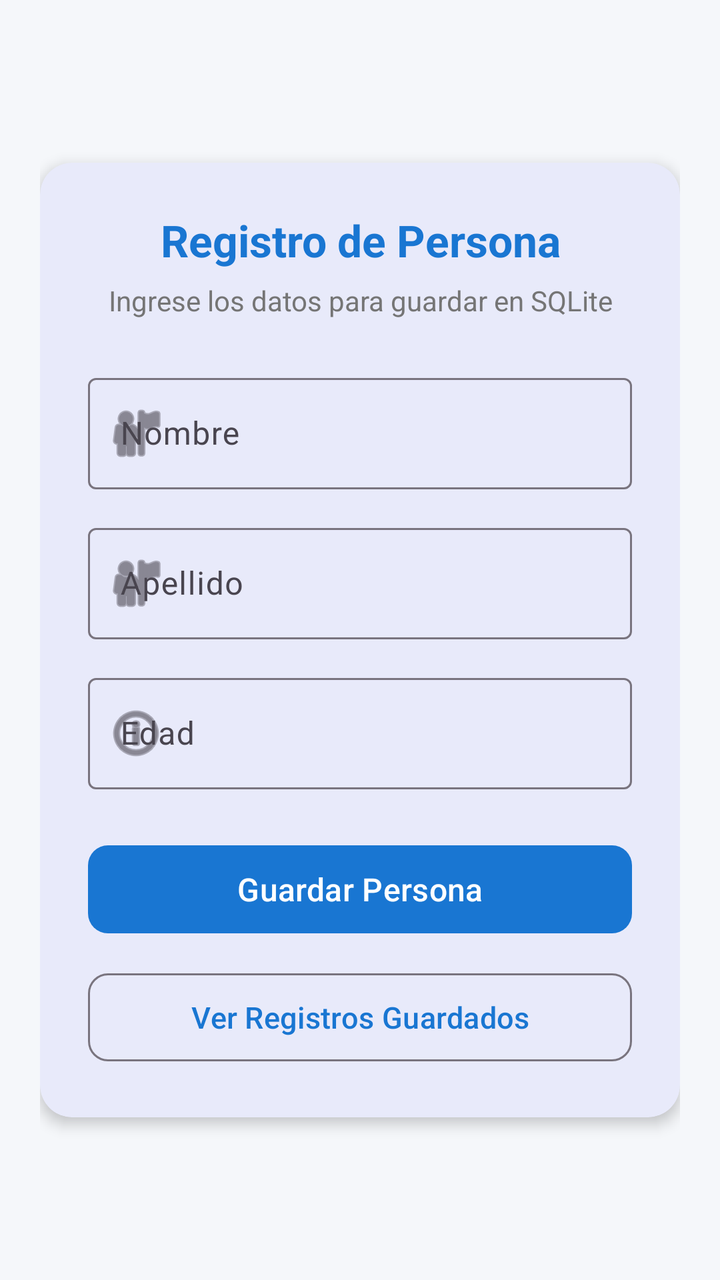
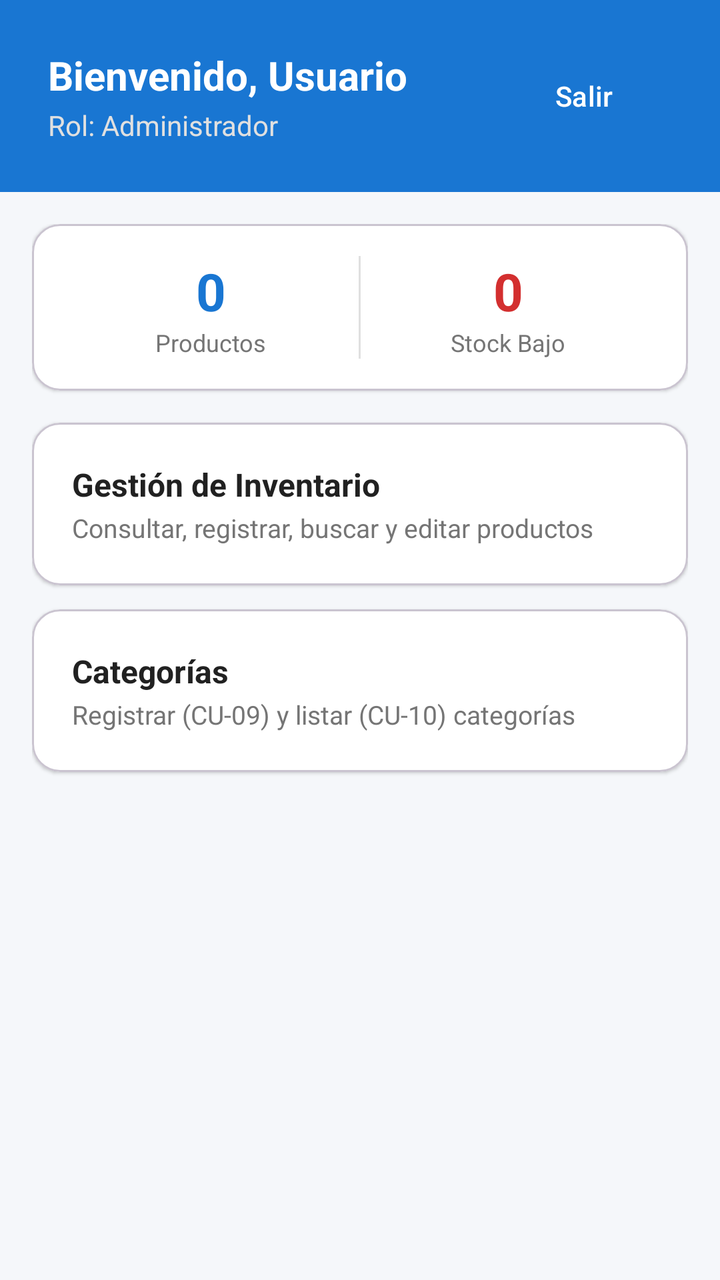

Compare the two renders of this Android layout. The source of the first and the diff that turns it into the second are given below.
<!-- AndroidManifest.xml: application theme Theme.SQLite -->
<!-- res/layout/activity_main.xml -->
<?xml version="1.0" encoding="utf-8"?>
<ScrollView xmlns:android="http://schemas.android.com/apk/res/android"
    xmlns:app="http://schemas.android.com/apk/res-auto"
    android:layout_width="match_parent"
    android:layout_height="match_parent"
    android:background="@color/bg_light"
    android:fillViewport="true">

    <LinearLayout
        android:layout_width="match_parent"
        android:layout_height="wrap_content"
        android:gravity="center"
        android:orientation="vertical"
        android:padding="20dp">

        <com.google.android.material.card.MaterialCardView
            android:layout_width="match_parent"
            android:layout_height="wrap_content"
            app:cardCornerRadius="16dp"
            app:cardElevation="4dp"
            app:strokeWidth="0dp">

            <LinearLayout
                android:layout_width="match_parent"
                android:layout_height="wrap_content"
                android:orientation="vertical"
                android:padding="24dp">

                <TextView
                    android:layout_width="match_parent"
                    android:layout_height="wrap_content"
                    android:text="Registro de Persona"
                    android:textColor="@color/primary"
                    android:textSize="22sp"
                    android:textStyle="bold"
                    android:gravity="center"
                    android:layout_marginBottom="6dp" />

                <TextView
                    android:layout_width="match_parent"
                    android:layout_height="wrap_content"
                    android:text="Ingrese los datos para guardar en SQLite"
                    android:textColor="@color/text_secondary"
                    android:textSize="14sp"
                    android:gravity="center"
                    android:layout_marginBottom="24dp" />

                <com.google.android.material.textfield.TextInputLayout
                    style="@style/Widget.Material3.TextInputLayout.OutlinedBox"
                    android:layout_width="match_parent"
                    android:layout_height="wrap_content"
                    android:layout_marginBottom="14dp"
                    android:hint="Nombre"
                    app:startIconDrawable="@android:drawable/ic_menu_myplaces">

                    <com.google.android.material.textfield.TextInputEditText
                        android:id="@+id/txtNombre"
                        android:layout_width="match_parent"
                        android:layout_height="wrap_content"
                        android:inputType="textPersonName" />
                </com.google.android.material.textfield.TextInputLayout>

                <com.google.android.material.textfield.TextInputLayout
                    style="@style/Widget.Material3.TextInputLayout.OutlinedBox"
                    android:layout_width="match_parent"
                    android:layout_height="wrap_content"
                    android:layout_marginBottom="14dp"
                    android:hint="Apellido"
                    app:startIconDrawable="@android:drawable/ic_menu_myplaces">

                    <com.google.android.material.textfield.TextInputEditText
                        android:id="@+id/txtApellido"
                        android:layout_width="match_parent"
                        android:layout_height="wrap_content"
                        android:inputType="textPersonName" />
                </com.google.android.material.textfield.TextInputLayout>

                <com.google.android.material.textfield.TextInputLayout
                    style="@style/Widget.Material3.TextInputLayout.OutlinedBox"
                    android:layout_width="match_parent"
                    android:layout_height="wrap_content"
                    android:layout_marginBottom="24dp"
                    android:hint="Edad"
                    app:startIconDrawable="@android:drawable/ic_menu_info_details">

                    <com.google.android.material.textfield.TextInputEditText
                        android:id="@+id/txtEdad"
                        android:layout_width="match_parent"
                        android:layout_height="wrap_content"
                        android:inputType="number" />
                </com.google.android.material.textfield.TextInputLayout>

                <com.google.android.material.button.MaterialButton
                    android:id="@+id/btnGuardar"
                    android:layout_width="match_parent"
                    android:layout_height="52dp"
                    android:text="Guardar Persona"
                    android:textSize="16sp"
                    app:cornerRadius="10dp" />

                <com.google.android.material.button.MaterialButton
                    android:id="@+id/btnVer"
                    style="@style/Widget.Material3.Button.OutlinedButton"
                    android:layout_width="match_parent"
                    android:layout_height="52dp"
                    android:layout_marginTop="12dp"
                    android:text="Ver Registros Guardados"
                    android:textSize="15sp"
                    app:cornerRadius="10dp" />

            </LinearLayout>

        </com.google.android.material.card.MaterialCardView>

    </LinearLayout>

</ScrollView>
<!-- resources referenced by this layout -->
<resources>
  <color name="bg_light">#F5F7FA</color>
  <color name="primary">#1976D2</color>
  <color name="text_secondary">#757575</color>
  <style name="Theme.SQLite" parent="Base.Theme.SQLite" />
  <style name="Base.Theme.SQLite" parent="Theme.Material3.DayNight.NoActionBar">
          <item name="colorPrimary">@color/primary</item>
          <item name="colorSecondary">@color/accent</item>
          <item name="android:statusBarColor">@color/primary_dark</item>
          <item name="android:windowBackground">@color/bg_light</item>
      </style>
  <color name="accent">#0288D1</color>
  <color name="primary_dark">#1565C0</color>
</resources>

<!-- the commit's change to res/layout/activity_main.xml (unified diff, before → after) -->
@@ -1,117 +1,231 @@
 <?xml version="1.0" encoding="utf-8"?>
-<ScrollView xmlns:android="http://schemas.android.com/apk/res/android"
+<LinearLayout xmlns:android="http://schemas.android.com/apk/res/android"
     xmlns:app="http://schemas.android.com/apk/res-auto"
     android:layout_width="match_parent"
     android:layout_height="match_parent"
     android:background="@color/bg_light"
-    android:fillViewport="true">
-
+    android:orientation="vertical">
+
+    
     <LinearLayout
         android:layout_width="match_parent"
         android:layout_height="wrap_content"
-        android:gravity="center"
+        android:background="@color/primary"
         android:orientation="vertical"
-        android:padding="20dp">
-
-        <com.google.android.material.card.MaterialCardView
+        android:padding="24dp">
+
+        <LinearLayout
             android:layout_width="match_parent"
             android:layout_height="wrap_content"
-            app:cardCornerRadius="16dp"
-            app:cardElevation="4dp"
-            app:strokeWidth="0dp">
+            android:gravity="center_vertical"
+            android:orientation="horizontal">
 
             <LinearLayout
+                android:layout_width="0dp"
+                android:layout_height="wrap_content"
+                android:layout_weight="1"
+                android:orientation="vertical">
+
+                <TextView
+                    android:id="@+id/tvUsuarioNombre"
+                    android:layout_width="wrap_content"
+                    android:layout_height="wrap_content"
+                    android:text="Bienvenido, Usuario"
+                    android:textColor="@color/white"
+                    android:textSize="20sp"
+                    android:textStyle="bold" />
+
+                <TextView
+                    android:id="@+id/tvUsuarioRol"
+                    android:layout_width="wrap_content"
+                    android:layout_height="wrap_content"
+                    android:layout_marginTop="2dp"
+                    android:text="Rol: Administrador"
+                    android:textColor="#E0E0E0"
+                    android:textSize="14sp" />
+            </LinearLayout>
+
+            <com.google.android.material.button.MaterialButton
+                android:id="@+id/btnCerrarSesion"
+                style="@style/Widget.Material3.Button.TextButton"
+                android:layout_width="wrap_content"
+                android:layout_height="wrap_content"
+                android:text="Salir"
+                android:textColor="@color/white" />
+        </LinearLayout>
+    </LinearLayout>
+
+    <ScrollView
+        android:layout_width="match_parent"
+        android:layout_height="match_parent"
+        android:padding="16dp">
+
+        <LinearLayout
+            android:layout_width="match_parent"
+            android:layout_height="wrap_content"
+            android:orientation="vertical">
+
+            
+            <com.google.android.material.card.MaterialCardView
                 android:layout_width="match_parent"
                 android:layout_height="wrap_content"
-                android:orientation="vertical"
-                android:padding="24dp">
-
-                <TextView
+                android:layout_marginBottom="16dp"
+                app:cardBackgroundColor="@color/card_bg"
+                app:cardCornerRadius="14dp"
+                app:cardElevation="1dp">
+
+                <LinearLayout
                     android:layout_width="match_parent"
                     android:layout_height="wrap_content"
-                    android:text="Registro de Persona"
-                    android:textColor="@color/primary"
-                    android:textSize="22sp"
-                    android:textStyle="bold"
-                    android:gravity="center"
-                    android:layout_marginBottom="6dp" />
-
-                <TextView
+                    android:orientation="horizontal"
+                    android:padding="16dp">
+
+                    <LinearLayout
+                        android:layout_width="0dp"
+                        android:layout_height="wrap_content"
+                        android:layout_weight="1"
+                        android:gravity="center"
+                        android:orientation="vertical">
+
+                        <TextView
+                            android:id="@+id/tvTotalProductos"
+                            android:layout_width="wrap_content"
+                            android:layout_height="wrap_content"
+                            android:text="0"
+                            android:textColor="@color/primary"
+                            android:textSize="26sp"
+                            android:textStyle="bold" />
+
+                        <TextView
+                            android:layout_width="wrap_content"
+                            android:layout_height="wrap_content"
+                            android:text="Productos"
+                            android:textColor="@color/text_secondary"
+                            android:textSize="12sp" />
+                    </LinearLayout>
+
+                    <View
+                        android:layout_width="1dp"
+                        android:layout_height="match_parent"
+                        android:background="#E0E0E0" />
+
+                    <LinearLayout
+                        android:layout_width="0dp"
+                        android:layout_height="wrap_content"
+                        android:layout_weight="1"
+                        android:gravity="center"
+                        android:orientation="vertical">
+
+                        <TextView
+                            android:id="@+id/tvStockBajoCount"
+                            android:layout_width="wrap_content"
+                            android:layout_height="wrap_content"
+                            android:text="0"
+                            android:textColor="@color/btn_delete"
+                            android:textSize="26sp"
+                            android:textStyle="bold" />
+
+                        <TextView
+                            android:layout_width="wrap_content"
+                            android:layout_height="wrap_content"
+                            android:text="Stock Bajo"
+                            android:textColor="@color/text_secondary"
+                            android:textSize="12sp" />
+                    </LinearLayout>
+                </LinearLayout>
+            </com.google.android.material.card.MaterialCardView>
+
+            
+            <com.google.android.material.card.MaterialCardView
+                android:id="@+id/cardProductos"
+                android:layout_width="match_parent"
+                android:layout_height="wrap_content"
+                android:layout_marginBottom="12dp"
+                android:clickable="true"
+                android:focusable="true"
+                app:cardBackgroundColor="@color/card_bg"
+                app:cardCornerRadius="14dp"
+                app:cardElevation="1dp">
+
+                <LinearLayout
                     android:layout_width="match_parent"
                     android:layout_height="wrap_content"
-                    android:text="Ingrese los datos para guardar en SQLite"
-                    android:textColor="@color/text_secondary"
-                    android:textSize="14sp"
-                    android:gravity="center"
-                    android:layout_marginBottom="24dp" />
-
-                <com.google.android.material.textfield.TextInputLayout
-                    style="@style/Widget.Material3.TextInputLayout.OutlinedBox"
+                    android:gravity="center_vertical"
+                    android:orientation="horizontal"
+                    android:padding="20dp">
+
+                    <LinearLayout
+                        android:layout_width="0dp"
+                        android:layout_height="wrap_content"
+                        android:layout_weight="1"
+                        android:orientation="vertical">
+
+                        <TextView
+                            android:layout_width="wrap_content"
+                            android:layout_height="wrap_content"
+                            android:text="Gestión de Inventario"
+                            android:textColor="@color/text_primary"
+                            android:textSize="16sp"
+                            android:textStyle="bold" />
+
+                        <TextView
+                            android:layout_width="wrap_content"
+                            android:layout_height="wrap_content"
+                            android:layout_marginTop="2dp"
+                            android:text="Consultar, registrar, buscar y editar productos"
+                            android:textColor="@color/text_secondary"
+                            android:textSize="13sp" />
+                    </LinearLayout>
+
+                </LinearLayout>
+            </com.google.android.material.card.MaterialCardView>
+
+            
+            <com.google.android.material.card.MaterialCardView
+                android:id="@+id/cardCategorias"
+                android:layout_width="match_parent"
+                android:layout_height="wrap_content"
+                android:layout_marginBottom="12dp"
+                android:clickable="true"
+                android:focusable="true"
+                app:cardBackgroundColor="@color/card_bg"
+                app:cardCornerRadius="14dp"
+                app:cardElevation="1dp">
+
+                <LinearLayout
                     android:layout_width="match_parent"
                     android:layout_height="wrap_content"
-                    android:layout_marginBottom="14dp"
-                    android:hint="Nombre"
-                    app:startIconDrawable="@android:drawable/ic_menu_myplaces">
-
-                    <com.google.android.material.textfield.TextInputEditText
-                        android:id="@+id/txtNombre"
-                        android:layout_width="match_parent"
-                        android:layout_height="wrap_content"
-                        android:inputType="textPersonName" />
-                </com.google.android.material.textfield.TextInputLayout>
-
-                <com.google.android.material.textfield.TextInputLayout
-                    style="@style/Widget.Material3.TextInputLayout.OutlinedBox"
-                    android:layout_width="match_parent"
-                    android:layout_height="wrap_content"
-                    android:layout_marginBottom="14dp"
-                    android:hint="Apellido"
-                    app:startIconDrawable="@android:drawable/ic_menu_myplaces">
-
-                    <com.google.android.material.textfield.TextInputEditText
-                        android:id="@+id/txtApellido"
-                        android:layout_width="match_parent"
-                        android:layout_height="wrap_content"
-                        android:inputType="textPersonName" />
-                </com.google.android.material.textfield.TextInputLayout>
-
-                <com.google.android.material.textfield.TextInputLayout
-                    style="@style/Widget.Material3.TextInputLayout.OutlinedBox"
-                    android:layout_width="match_parent"
-                    android:layout_height="wrap_content"
-                    android:layout_marginBottom="24dp"
-                    android:hint="Edad"
-                    app:startIconDrawable="@android:drawable/ic_menu_info_details">
-
-                    <com.google.android.material.textfield.TextInputEditText
-                        android:id="@+id/txtEdad"
-                        android:layout_width="match_parent"
-                        android:layout_height="wrap_content"
-                        android:inputType="number" />
-                </com.google.android.material.textfield.TextInputLayout>
-
-                <com.google.android.material.button.MaterialButton
-                    android:id="@+id/btnGuardar"
-                    android:layout_width="match_parent"
-                    android:layout_height="52dp"
-                    android:text="Guardar Persona"
-                    android:textSize="16sp"
-                    app:cornerRadius="10dp" />
-
-                <com.google.android.material.button.MaterialButton
-                    android:id="@+id/btnVer"
-                    style="@style/Widget.Material3.Button.OutlinedButton"
-                    android:layout_width="match_parent"
-                    android:layout_height="52dp"
-                    android:layout_marginTop="12dp"
-                    android:text="Ver Registros Guardados"
-                    android:textSize="15sp"
-                    app:cornerRadius="10dp" />
-
-            </LinearLayout>
-
-        </com.google.android.material.card.MaterialCardView>
-
-    </LinearLayout>
-
-</ScrollView>
+                    android:gravity="center_vertical"
+                    android:orientation="horizontal"
+                    android:padding="20dp">
+
+                    <LinearLayout
+                        android:layout_width="0dp"
+                        android:layout_height="wrap_content"
+                        android:layout_weight="1"
+                        android:orientation="vertical">
+
+                        <TextView
+                            android:layout_width="wrap_content"
+                            android:layout_height="wrap_content"
+                            android:text="Categorías"
+                            android:textColor="@color/text_primary"
+                            android:textSize="16sp"
+                            android:textStyle="bold" />
+
+                        <TextView
+                            android:layout_width="wrap_content"
+                            android:layout_height="wrap_content"
+                            android:layout_marginTop="2dp"
+                            android:text="Registrar (CU-09) y listar (CU-10) categorías"
+                            android:textColor="@color/text_secondary"
+                            android:textSize="13sp" />
+                    </LinearLayout>
+
+                </LinearLayout>
+            </com.google.android.material.card.MaterialCardView>
+
+        </LinearLayout>
+    </ScrollView>
+
+</LinearLayout>
<!-- resource entries referenced after the edit -->
@@ -1,8 +1,12 @@
 <!-- resources referenced by this layout -->
 <resources>
   <color name="bg_light">#F5F7FA</color>
+  <color name="btn_delete">#D32F2F</color>
+  <color name="card_bg">#FFFFFF</color>
   <color name="primary">#1976D2</color>
+  <color name="text_primary">#212121</color>
   <color name="text_secondary">#757575</color>
+  <color name="white">#FFFFFFFF</color>
   <style name="Theme.SQLite" parent="Base.Theme.SQLite" />
   <style name="Base.Theme.SQLite" parent="Theme.Material3.DayNight.NoActionBar">
           <item name="colorPrimary">@color/primary</item>
